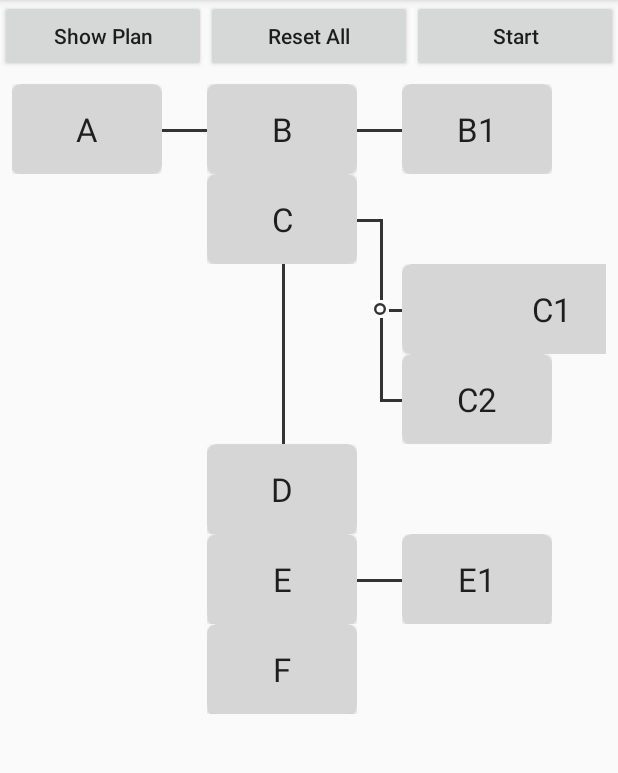
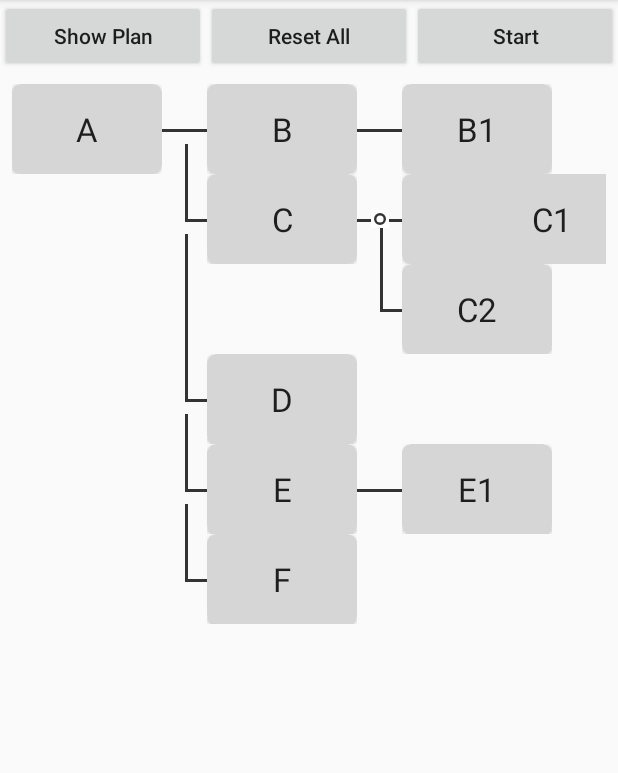
Before and after one commit to trav3ll3r/chainReaction, an Android app: the StaticMixedChainActivity screen opened directly, with no data from a screen before it, after a tap on "Show Plan", on a phone screen of 412 x 824 dp, the part 84-857 px from its top. Run offline under Robolectric (Android 15) with nearby library versions, the phone set to English and light mode, and no system bars; 1 statement that could not run was skipped.

Commit message:
[demo] Refactor Connector placement

```diff
--- a/app/src/main/java/au/com/beba/chainReaction/BaseVisualChainActivity.kt
+++ b/app/src/main/java/au/com/beba/chainReaction/BaseVisualChainActivity.kt
@@ -146,7 +146,7 @@ abstract class BaseVisualChainActivity : AppCompatActivity() {
         // FIND reference view
         var referenceView: BaseView? = null
         if (parent != null) {
-            referenceView = findReferenceView(parent, chain.reactor.executionStrategy == ExecutionStrategy.SERIAL)
+            referenceView = findReferenceChainView(parent)
         }
 
         // PLACE IN CANVAS
@@ -155,90 +155,63 @@ abstract class BaseVisualChainActivity : AppCompatActivity() {
         return view
     }
 
-    /**
-     * @return new BottomMost
-     */
     private fun place(currentChainView: ChainView, currentChain: Chain, ref: BaseView?, parentChain: Chain?) {
         ConsoleLogger.log("place", "view %s".format(currentChainView.tag))
-        val executionStrategy: ExecutionStrategy? = parentChain?.reactor?.executionStrategy
 
-        val firstChild = parentChain?.getChainLinks()?.firstOrNull()
+        var refView = ref
 
-        val previousSibling = findChildBefore(parentChain, currentChain)
-        var previousSiblingView: BaseView? = null
-        if (previousSibling != null) {
-            previousSiblingView = findReferenceView(previousSibling, parentChain?.reactor?.executionStrategy == ExecutionStrategy.PARALLEL)
+        if (parentChain != null) {
+            refView = buildAndPlacePreConnector(currentChain, refView, parentChain)
+            buildAndPlaceConnectorPatch(currentChain, refView, parentChain)
         }
 
-        var refView = ref
-        // BUILD AND PLACE (SERIAL) PRE-Connector
-        if (parentChain != null) {
-            if (executionStrategy == ExecutionStrategy.SERIAL) {
-                val preConnectorView = buildChainPreConnector(this, currentChain, parentChain)
-                if (preConnectorView != null) {
-                    if (previousSiblingView != null) {
-                        preConnectorView
-                                .below(previousSiblingView)
-                                .toBottomOf(getBottomReference()!!)
-                                .rightOf(refView!!)
-                                .asWideAs(currentChainView)
-                        canvas.addView(preConnectorView)
-                        setBottomReference(preConnectorView)
-                    } else {
-                        preConnectorView.rightOf(refView!!).asHighAs(refView)
-                        canvas.addView(preConnectorView)
-                        refView = preConnectorView
+        buildAndPlaceChainView(currentChainView, currentChain, refView, parentChain)
     }
+
+    private fun buildAndPlacePreConnector(currentChain: Chain, ref: BaseView?, parentChain: Chain): BaseView {
+        val connectorType = determineConnectorType(currentChain, parentChain)
+        val connectorView = connectorFactory(this, currentChain, connectorType, parentChain.reactor.executionStrategy)
+        when (connectorType) {
+            ConnectorView.Type.LAST_CHILD,
+            ConnectorView.Type.MIDDLE_CHILD -> connectorView.rightOf(ref!!).below(getBottomReference()!!)
+            else -> connectorView.rightOf(ref!!).alignTopAndBottomWith(ref)
         }
+
+        canvas.addView(connectorView)
+        return connectorView
     }
-            else if (parentChain.reactor.executionStrategy == ExecutionStrategy.PARALLEL) {
-                if (firstChild == currentChain) {
-                    // BUILD AND PLACE (PARALLEL) PRE-Connector
-                    val connectorView = buildConnector(currentChainView, parentChain)
-                    if (connectorView != null) {
-                        // ADD Connector
-                        connectorView.rightOf(refView!!).asHighAs(refView)
-                        canvas.addView(connectorView)
-                        setBottomReference(connectorView)
-                        refView = connectorView
-                    }
+
+    private fun buildAndPlaceConnectorPatch(currentChain: Chain, currentConnector: BaseView, parentChain: Chain) {
+        val prevSibling = findChildBefore(parentChain, currentChain)
+        if (prevSibling != null) {
+            // FIND ConnectorView FOR prevSibling
+            val prevSiblingConnector = findReferenceConnectorView(prevSibling)
+            if (prevSiblingConnector != null) {
+                // BUILD ConnectorView BETWEEN prevSiblingConnector AND currentConnector (VERTICAL_PATCH)
+                val connectorPatch = connectorFactory(this, null, ConnectorView.Type.VERTICAL_PATCH, ExecutionStrategy.SERIAL)
+                connectorPatch
+                        .below(prevSiblingConnector)
+                        .above(currentConnector)
+                        .asWideAs(prevSiblingConnector)
+                canvas.addView(connectorPatch)
             }
         }
     }
 
+    private fun buildAndPlaceChainView(currentChainView: ChainView, currentChain: Chain, refView: BaseView?, parentChain: Chain?) {
         // PLACE ChainView
         if (refView == null) {
             currentChainView.topLeftParent()
         } else {
-            when (executionStrategy) {
-                ExecutionStrategy.SERIAL -> {
-                    if (firstChild == currentChain) {
-                        currentChainView.rightOf(refView).asHighAs(refView)
-                    } else {
-                        if (previousSiblingView != null) {
-                            currentChainView.below(getBottomReference()!!).alignLeft(previousSiblingView)
+            val isFirstChild = isFirstChild(currentChain, parentChain)
+            if (isFirstChild) {
+                currentChainView.rightOf(refView).alignTopAndBottomWith(refView)
             } else {
                 currentChainView.below(getBottomReference()!!).rightOf(refView)
             }
         }
-                }
-                ExecutionStrategy.PARALLEL -> {
-                    currentChainView.below(getBottomReference()!!).rightOf(refView)
-                }
-            }
-        }
         canvas.addView(currentChainView)
         setBottomReference(currentChainView)
-
-        // BUILD AND PLACE (PARALLEL) PRE-Connector
-        if (executionStrategy == ExecutionStrategy.PARALLEL) {
-            val preConnectorView = buildChainPreConnector(this, currentChain, parentChain)
-            if (preConnectorView != null) {
-                // ADD Pre-Connector
-                preConnectorView.leftOf(currentChainView).asHighAs(currentChainView)
-                canvas.addView(preConnectorView)
-            }
-        }
     }
 
     protected abstract fun buildChain(): Chain
@@ -270,22 +243,12 @@ abstract class BaseVisualChainActivity : AppCompatActivity() {
         }
     }
 
-    private fun buildConnector(currentChainView: ChainView, currentChain: Chain): ConnectorView? {
-        ConsoleLogger.log("buildConnector", "for %s".format(currentChainView.tag))
-        return buildChainConnector(this, currentChain)
+    private fun findReferenceChainView(chain: Chain): BaseView? {
+        return getChainViewByTag(canvas, buildChainTag(chain))
     }
 
-    private fun findReferenceView(chain: Chain, includeConnector: Boolean = true): BaseView? {
-        var result: BaseView? = null
-
-        if (includeConnector) {
-            result = getChainViewByTag(canvas, buildChainConnectorTag(chain))
-        }
-        if (result == null) {
-            result = getChainViewByTag(canvas, buildChainTag(chain))
-        }
-        //ConsoleLogger.log("place", "findReferenceView: %s".format(result?.tag))
-        return result
+    private fun findReferenceConnectorView(chain: Chain): BaseView? {
+        return getChainViewByTag(canvas, buildChainConnectorTag(chain))
     }
 
     private fun resetAll() {
--- a/app/src/main/java/au/com/beba/chainReaction/ChainViewUtil.kt
+++ b/app/src/main/java/au/com/beba/chainReaction/ChainViewUtil.kt
@@ -73,12 +73,37 @@ fun findChildParent(child: Chain, haystack: Chain): Chain? {
     return result
 }
 
+fun determineConnectorType(currentChain: Chain, parentChain: Chain): ConnectorView.Type {
+    return if (parentChain.getChainLinks().size == 1) {
+        ConnectorView.Type.ONLY_CHILD
+    } else {
+        when {
+            isFirstChild(currentChain, parentChain) -> ConnectorView.Type.FIRST_CHILD
+            isLastChild(currentChain, parentChain) -> ConnectorView.Type.LAST_CHILD
+            else -> ConnectorView.Type.MIDDLE_CHILD
+        }
+    }
+}
+
+fun isFirstChild(currentChain: Chain, parentChain: Chain?): Boolean {
+    return currentChain == parentChain?.getChainLinks()?.firstOrNull()
+}
+
+private fun isLastChild(currentChain: Chain, parentChain: Chain): Boolean {
+    val links = parentChain.getChainLinks()
+    if (links.isNotEmpty()) {
+        val lastLink = links[links.size - 1]
+        return currentChain == lastLink
+    }
+    return false
+}
+
 fun buildChainTag(chain: Chain): String {
     return chain::class.java.simpleName
 }
 
-fun buildChainConnectorTag(chain: Chain, prefix: String = "post"): String {
-    return "%s:%s%s".format(chain::class.java.simpleName, prefix, "connector")
+fun buildChainConnectorTag(chain: Chain): String {
+    return "%s-%s".format(chain::class.java.simpleName, "connector")
 }
 
 private val nextGeneratedId = AtomicInteger(1)
@@ -104,59 +129,16 @@ fun buildChainView(context: Context, chain: AbcChain): ChainView {
     return view
 }
 
-fun buildChainConnector(context: Context, chain: Chain): ConnectorView? {
-    var view: ConnectorView? = null
-    var connectorType: ConnectorView.Type
-
-    if (chain.getChainLinks().isNotEmpty()) {
-        connectorType = ConnectorView.Type.SERIAL_CHILD
-        if (chain.reactor.executionStrategy == ExecutionStrategy.PARALLEL) {
-            connectorType = ConnectorView.Type.PARALLEL_PARENT
+fun connectorFactory(context: Context, chain: Chain?, connectorType: ConnectorView.Type, executionStrategy: ExecutionStrategy): ConnectorView {
+    val view = ConnectorView(context, null, 0, connectorType, executionStrategy)
+    view.id = generateViewId()
+    view.layoutParams = RelativeLayout.LayoutParams(
+            context.resources.getDimensionPixelSize(R.dimen.connector_width),
+            context.resources.getDimensionPixelSize(R.dimen.chain_height))
+    if (chain != null) {
+        view.tag = when (chain) { null -> ""
+            else -> buildChainConnectorTag(chain)
         }
-
-        view = ConnectorView(context, null, 0, connectorType)
-        view.id = generateViewId()
-        view.layoutParams = RelativeLayout.LayoutParams(context.resources.getDimensionPixelSize(R.dimen.connector_width), RelativeLayout.LayoutParams.WRAP_CONTENT)
-        view.tag = buildChainConnectorTag(chain)
     }
-
     return view
 }
-
-fun buildChainPreConnector(context: Context, chain: Chain, parentChain: Chain?): ConnectorView? {
-    var view: ConnectorView? = null
-    var connectorType: ConnectorView.Type
-
-    if (parentChain != null) {
-
-        val firstChild = parentChain.getChainLinks().firstOrNull()
-
-        when (parentChain.reactor.executionStrategy) {
-            ExecutionStrategy.PARALLEL -> {
-                val links = parentChain.getChainLinks()
-                val lastChild = links[links.lastIndex] == chain
-
-                connectorType = ConnectorView.Type.PARALLEL_MIDDLE
-                if (lastChild) {
-                    connectorType = ConnectorView.Type.PARALLEL_LAST
-                }
-            }
-
-            ExecutionStrategy.SERIAL -> {
-                if (firstChild == chain) {
-                    connectorType = ConnectorView.Type.SERIAL_CHILD
-                }
-                else {
-                    connectorType = ConnectorView.Type.SERIAL_SIBLING
-                }
-            }
-        }
-
-        view = ConnectorView(context, null, 0, connectorType)
-        view.id = generateViewId()
-        view.layoutParams = RelativeLayout.LayoutParams(context.resources.getDimensionPixelSize(R.dimen.connector_width), RelativeLayout.LayoutParams.WRAP_CONTENT)
-        view.tag = buildChainConnectorTag(chain, "pre")
-    }
-
-    return view
-}
--- a/app/src/main/java/au/com/beba/chainReaction/feature/BaseView.kt
+++ b/app/src/main/java/au/com/beba/chainReaction/feature/BaseView.kt
@@ -10,11 +10,8 @@ abstract class BaseView
 constructor(context: Context, attrs: AttributeSet?, defStyle: Int)
     : ConstraintLayout(context, attrs, defStyle) {
 
+    @Suppress("PrivatePropertyName")
     private val TAG = BaseView::class.java.simpleName
-
-    var columnId: Int = 1
-
-//    protected abstract fun init()
 
     fun topLeftParent(): BaseView {
         ConsoleLogger.log(TAG, "%s topLeftParent".format(this.tag))
@@ -38,8 +35,8 @@ constructor(context: Context, attrs: AttributeSet?, defStyle: Int)
         return this
     }
 
-    fun asHighAs(ref: BaseView): BaseView {
-        ConsoleLogger.log(TAG, "%s asHighAs %s".format(this.tag, ref.tag))
+    fun alignTopAndBottomWith(ref: BaseView): BaseView {
+        ConsoleLogger.log(TAG, "%s alignTopAndBottomWith %s".format(this.tag, ref.tag))
         val lp: RelativeLayout.LayoutParams = this.layoutParams as RelativeLayout.LayoutParams
         lp.addRule(RelativeLayout.ALIGN_TOP, ref.id)
         lp.addRule(RelativeLayout.ALIGN_BOTTOM, ref.id)
@@ -54,32 +51,10 @@ constructor(context: Context, attrs: AttributeSet?, defStyle: Int)
         return this
     }
 
-    fun leftOf(ref: BaseView): BaseView {
-        ConsoleLogger.log(TAG, "%s leftOf %s".format(this.tag, ref.tag))
+    fun above(ref: BaseView): BaseView {
+        ConsoleLogger.log(TAG, "%s above %s".format(this.tag, ref.tag))
         val lp: RelativeLayout.LayoutParams = this.layoutParams as RelativeLayout.LayoutParams
-        lp.addRule(RelativeLayout.LEFT_OF, ref.id)
+        lp.addRule(RelativeLayout.ABOVE, ref.id)
         return this
     }
-
-//    fun above(ref: BaseView): BaseView {
-//        ConsoleLogger.log(TAG, "%s above %s".format(this.tag, ref.tag))
-//        val lp: RelativeLayout.LayoutParams = this.layoutParams as RelativeLayout.LayoutParams
-//        lp.addRule(RelativeLayout.ABOVE, ref.id)
-//        return this
-//    }
-
-    fun toBottomOf(ref: BaseView): BaseView {
-        ConsoleLogger.log(TAG, "%s toBottomOf %s".format(this.tag, ref.tag))
-        val lp: RelativeLayout.LayoutParams = this.layoutParams as RelativeLayout.LayoutParams
-        lp.addRule(RelativeLayout.ALIGN_BOTTOM, ref.id)
-        return this
-    }
-
-    fun alignLeft(ref: BaseView): BaseView {
-        ConsoleLogger.log(TAG, "%s alignLeft %s".format(this.tag, ref.tag))
-        val lp: RelativeLayout.LayoutParams = this.layoutParams as RelativeLayout.LayoutParams
-        lp.addRule(RelativeLayout.ALIGN_LEFT, ref.id)
-        return this
-    }
-
 }
--- a/app/src/main/java/au/com/beba/chainReaction/feature/ConnectorView.kt
+++ b/app/src/main/java/au/com/beba/chainReaction/feature/ConnectorView.kt
@@ -3,16 +3,19 @@ package au.com.beba.chainReaction.feature
 import android.content.Context
 import android.util.AttributeSet
 import au.com.beba.chainReaction.R
+import au.com.beba.chainreaction.chain.ExecutionStrategy
 
-class ConnectorView(context: Context, attrs: AttributeSet? = null, defStyleAttr: Int = 0, private val type: ConnectorView.Type = Type.SERIAL_CHILD)
+class ConnectorView(context: Context, attrs: AttributeSet? = null, defStyleAttr: Int = 0,
+                    private val childType: ConnectorView.Type = Type.ONLY_CHILD,
+                    private val executionStrategy: ExecutionStrategy)
     : BaseView(context, attrs, defStyleAttr) {
 
     enum class Type {
-        SERIAL_CHILD,
-        SERIAL_SIBLING,
-        PARALLEL_PARENT,
-        PARALLEL_MIDDLE,
-        PARALLEL_LAST
+        ONLY_CHILD,
+        FIRST_CHILD,
+        MIDDLE_CHILD,
+        LAST_CHILD,
+        VERTICAL_PATCH
     }
 
     @JvmOverloads
@@ -20,7 +23,7 @@ class ConnectorView(context: Context, attrs: AttributeSet? = null, defStyleAttr:
             context: Context,
             attrs: AttributeSet? = null,
             defStyleAttr: Int = 0)
-            : this(context, attrs, defStyleAttr, Type.SERIAL_CHILD)
+            : this(context, attrs, defStyleAttr, Type.ONLY_CHILD, ExecutionStrategy.SERIAL)
 
     init {
         inflateView()
@@ -28,12 +31,20 @@ class ConnectorView(context: Context, attrs: AttributeSet? = null, defStyleAttr:
 
     private fun inflateView() {
         inflate(context,
-                when (type) {
-                    Type.PARALLEL_PARENT -> R.layout.connector_parallel_parent
-                    Type.PARALLEL_MIDDLE -> R.layout.connector_parallel_middle
-                    Type.PARALLEL_LAST -> R.layout.connector_parallel_last
-                    Type.SERIAL_SIBLING -> R.layout.connector_serial_vertical
-                    else -> R.layout.connector_serial_horizontal
+                when (childType) {
+                    Type.ONLY_CHILD -> R.layout.connector_serial_horizontal
+                    Type.LAST_CHILD -> R.layout.connector_last_child
+                    Type.FIRST_CHILD ->
+                        when (executionStrategy) {
+                            ExecutionStrategy.SERIAL -> R.layout.connector_first_serial
+                            ExecutionStrategy.PARALLEL -> R.layout.connector_first_parallel
+                        }
+                    Type.MIDDLE_CHILD ->
+                        when (executionStrategy) {
+                            ExecutionStrategy.SERIAL -> R.layout.connector_middle_serial
+                            ExecutionStrategy.PARALLEL -> R.layout.connector_middle_parallel
+                        }
+                    Type.VERTICAL_PATCH -> R.layout.connector_patch_vertical
                 },
                 this)
     }
--- a/app/src/main/res/layout/connector_parallel_last.xml
+++ b/app/src/main/res/layout/connector_first_parallel.xml
@@ -13,7 +13,7 @@
         android:layout_height="@dimen/connection_thickness"
         android:background="@color/status_border"
         app:layout_constraintTop_toTopOf="@id/middle_horizontal"
-        app:layout_constraintLeft_toLeftOf="@id/middle_vertical"
+        app:layout_constraintLeft_toLeftOf="parent"
         app:layout_constraintRight_toRightOf="parent"
         />
 
@@ -21,9 +21,22 @@
         android:layout_width="@dimen/connection_thickness"
         android:layout_height="0dp"
         android:background="@color/status_border"
-        app:layout_constraintTop_toTopOf="parent"
-        app:layout_constraintBottom_toBottomOf="@id/middle_horizontal"
+        app:layout_constraintTop_toTopOf="@id/middle_horizontal"
+        app:layout_constraintBottom_toBottomOf="parent"
         app:layout_constraintLeft_toLeftOf="@id/middle_vertical"
         />
 
+    <ImageView
+        android:layout_width="12dp"
+        android:layout_height="12dp"
+        android:padding="2dp"
+        android:src="@drawable/circle"
+        app:layout_constraintTop_toTopOf="@id/middle_horizontal"
+        app:layout_constraintBottom_toBottomOf="@id/middle_horizontal"
+        app:layout_constraintLeft_toLeftOf="@id/middle_vertical"
+        app:layout_constraintRight_toRightOf="@id/middle_vertical"
+        android:contentDescription="@null"
+        android:background="@android:color/white"
+        />
+
 </android.support.constraint.ConstraintLayout>
--- /dev/null
+++ b/app/src/main/res/layout/connector_first_serial.xml
@@ -0,0 +1,30 @@
+<?xml version="1.0" encoding="utf-8"?>
+<android.support.constraint.ConstraintLayout
+    xmlns:android="http://schemas.android.com/apk/res/android"
+    xmlns:app="http://schemas.android.com/apk/res-auto"
+    android:layout_width="match_parent"
+    android:layout_height="match_parent"
+    >
+
+    <include layout="@layout/four_quarters_guidelines"/>
+
+    <View
+        android:layout_width="0dp"
+        android:layout_height="@dimen/connection_thickness"
+        android:background="@color/status_border"
+        app:layout_constraintTop_toTopOf="@id/middle_horizontal"
+        app:layout_constraintLeft_toLeftOf="parent"
+        app:layout_constraintRight_toRightOf="parent"
+        />
+
+    <View
+        android:layout_width="@dimen/connection_thickness"
+        android:layout_height="0dp"
+        android:background="@color/status_border"
+        app:layout_constraintTop_toTopOf="@id/middle_horizontal"
+        app:layout_constraintBottom_toBottomOf="parent"
+        app:layout_constraintLeft_toLeftOf="@id/middle_vertical"
+        android:layout_marginTop="10dp"
+        />
+
+</android.support.constraint.ConstraintLayout>
--- a/app/src/main/res/layout/connector_parallel_parent.xml
+++ b/app/src/main/res/layout/connector_last_child.xml
@@ -13,16 +13,16 @@
         android:layout_height="@dimen/connection_thickness"
         android:background="@color/status_border"
         app:layout_constraintTop_toTopOf="@id/middle_horizontal"
-        app:layout_constraintLeft_toLeftOf="parent"
-        app:layout_constraintRight_toRightOf="@id/middle_vertical"
+        app:layout_constraintLeft_toLeftOf="@id/middle_vertical"
+        app:layout_constraintRight_toRightOf="parent"
         />
 
     <View
         android:layout_width="@dimen/connection_thickness"
         android:layout_height="0dp"
         android:background="@color/status_border"
-        app:layout_constraintTop_toTopOf="@id/middle_horizontal"
-        app:layout_constraintBottom_toBottomOf="parent"
+        app:layout_constraintTop_toTopOf="parent"
+        app:layout_constraintBottom_toBottomOf="@id/middle_horizontal"
         app:layout_constraintLeft_toLeftOf="@id/middle_vertical"
         />
 
--- /dev/null
+++ b/app/src/main/res/layout/connector_middle_serial.xml
@@ -0,0 +1,39 @@
+<?xml version="1.0" encoding="utf-8"?>
+<android.support.constraint.ConstraintLayout
+    xmlns:android="http://schemas.android.com/apk/res/android"
+    xmlns:app="http://schemas.android.com/apk/res-auto"
+    android:layout_width="match_parent"
+    android:layout_height="match_parent"
+    >
+
+    <include layout="@layout/four_quarters_guidelines"/>
+
+    <View
+        android:layout_width="0dp"
+        android:layout_height="@dimen/connection_thickness"
+        android:background="@color/status_border"
+        app:layout_constraintTop_toTopOf="@id/middle_horizontal"
+        app:layout_constraintLeft_toLeftOf="@id/middle_vertical"
+        app:layout_constraintRight_toRightOf="parent"
+        />
+
+    <View
+        android:layout_width="@dimen/connection_thickness"
+        android:layout_height="0dp"
+        android:background="@color/status_border"
+        app:layout_constraintTop_toTopOf="parent"
+        app:layout_constraintBottom_toBottomOf="@id/middle_horizontal"
+        app:layout_constraintLeft_toLeftOf="@id/middle_vertical"
+        />
+
+    <View
+        android:layout_width="@dimen/connection_thickness"
+        android:layout_height="0dp"
+        android:background="@color/status_border"
+        app:layout_constraintTop_toTopOf="@id/middle_horizontal"
+        app:layout_constraintBottom_toBottomOf="parent"
+        app:layout_constraintLeft_toLeftOf="@id/middle_vertical"
+        android:layout_marginTop="10dp"
+        />
+
+</android.support.constraint.ConstraintLayout>
```
Also changed, not shown: app/src/main/res/layout/connector_middle_parallel.xml (renamed from app/src/main/res/layout/connector_parallel_middle.xml), app/src/main/res/layout/connector_patch_vertical.xml (renamed from app/src/main/res/layout/connector_serial_vertical.xml). Lines whose indentation alone changed are shown as unchanged.
